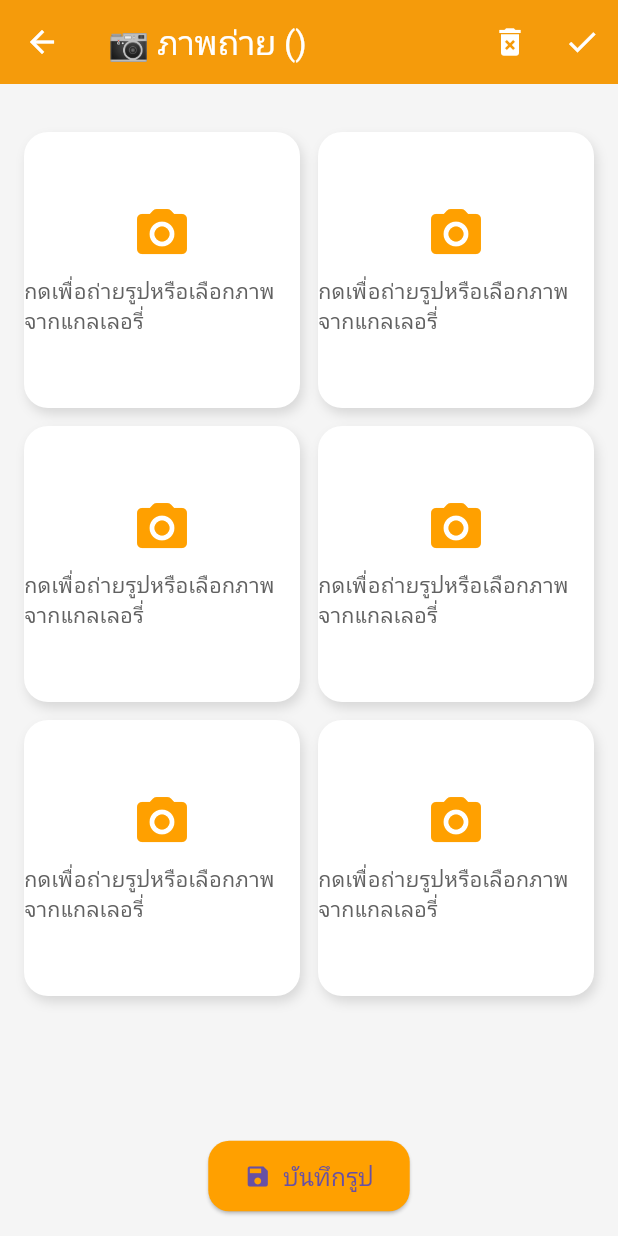
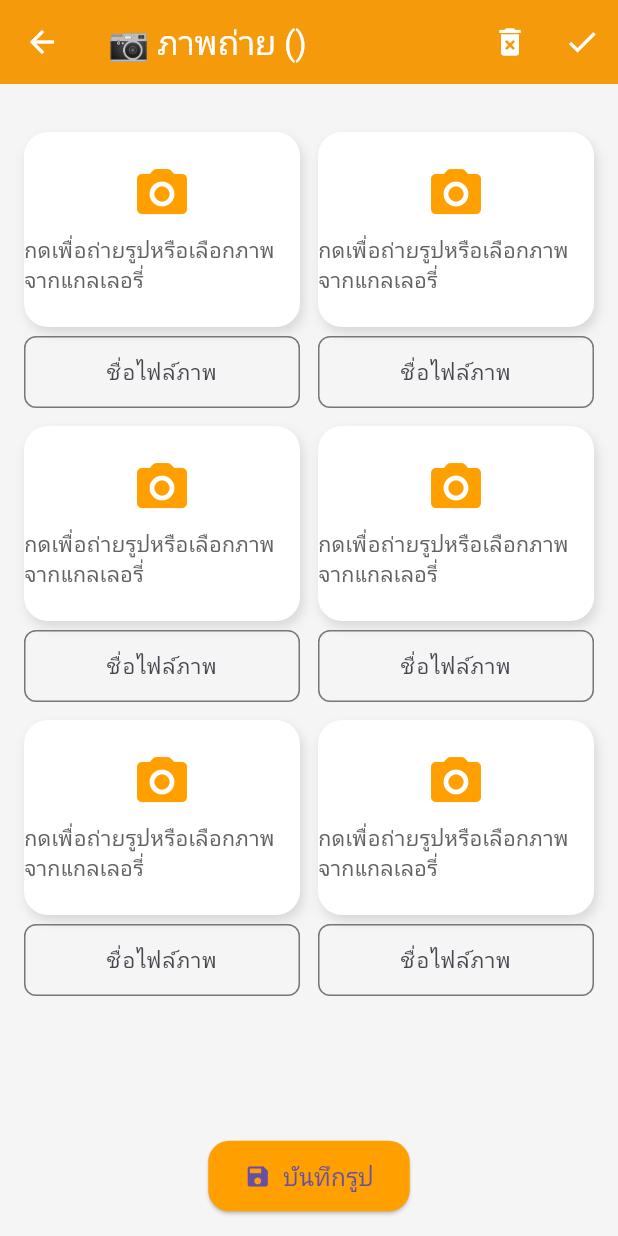
Before and after one commit to ArrayBitt/SYB_mobile, a Flutter app: the CameraGridPage screen opened directly with empty values, on a phone screen of 412 x 824 dp. Run offline on Flutter 3.47's test engine with Material 3 defaults, Android fonts, the phone set to English and light mode, and no system bars; our stand-ins replace google_fonts, image_picker, permission_handler, shared_preferences; missing offline and left inert: flutter_pdfview; accounts and stored records are empty; Roboto replaces fonts that are missing (Prompt).

Commit message:
updateapr19_time18.00

```diff
--- a/lib/states/cameraGridPage.dart
+++ b/lib/states/cameraGridPage.dart
@@ -1,4 +1,5 @@
 import 'dart:io';
+import 'dart:convert';
 import 'package:flutter/material.dart';
 import 'package:image_picker/image_picker.dart';
 import 'package:google_fonts/google_fonts.dart';
@@ -20,6 +21,10 @@ class CameraGridPage extends StatefulWidget {
 class _CameraGridPageState extends State<CameraGridPage> {
   final ImagePicker _picker = ImagePicker();
   List<File?> _imageFiles = List.generate(6, (index) => null);
+  List<TextEditingController> _textControllers = List.generate(
+    6,
+    (index) => TextEditingController(),
+  );
 
   @override
   void initState() {
@@ -101,6 +106,7 @@ class _CameraGridPageState extends State<CameraGridPage> {
 
     setState(() {
       _imageFiles[index] = null;
+      _textControllers[index].clear();
     });
   }
 
@@ -110,6 +116,7 @@ class _CameraGridPageState extends State<CameraGridPage> {
 
     setState(() {
       _imageFiles = List.generate(6, (index) => null);
+      _textControllers.forEach((controller) => controller.clear());
     });
   }
 
@@ -122,6 +129,8 @@ class _CameraGridPageState extends State<CameraGridPage> {
       if (imageFiles[i] != null) {
         var request = http.MultipartRequest('POST', uri);
         request.fields['contractno'] = widget.contractno;
+        request.fields['desc${String.fromCharCode(65 + i)}'] =
+            _textControllers[i].text;
 
         var pic = await http.MultipartFile.fromPath(
           'file${String.fromCharCode(65 + i)}',
@@ -133,9 +142,20 @@ class _CameraGridPageState extends State<CameraGridPage> {
         var response = await request.send();
 
         if (response.statusCode == 200) {
-          print('Image ${i + 1} uploaded successfully');
-        } else {
-          print('Failed to upload image ${i + 1}: ${response.statusCode}');
+          final respStr = await response.stream.bytesToString();
+          final decoded = json.decode(respStr);
+
+          if (decoded['status'] == 'success') {
+            final filename = decoded['file_name'];
+            if (filename != null && filename.isNotEmpty) {
+              setState(() {
+                _textControllers[i].text = filename;
+              });
+            }
+          }
+        }
+        else {
+          print('Failed to upload image ${i + 1}');
         }
       }
     }
@@ -158,12 +178,12 @@ class _CameraGridPageState extends State<CameraGridPage> {
           .then((_) {
             Navigator.pop(context, {
               'contractno': widget.contractno,
-              'pica': fileNames[0],
-              'picb': fileNames[1],
-              'picc': fileNames[2],
-              'picd': fileNames[3],
-              'pice': fileNames[4],
-              'picf': fileNames[5],
+              'pica': _textControllers[0].text,
+              'picb': _textControllers[1].text,
+              'picc': _textControllers[2].text,
+              'picd': _textControllers[3].text,
+              'pice': _textControllers[4].text,
+              'picf': _textControllers[5].text,
             });
           })
           .catchError((e) {
@@ -245,7 +265,10 @@ class _CameraGridPageState extends State<CameraGridPage> {
                 ),
                 itemBuilder: (context, index) {
                   final imageFile = _imageFiles[index];
-                  return GestureDetector(
+                  return Column(
+                    children: [
+                      Expanded(
+                        child: GestureDetector(
                           onTap: () {
                             showDialog(
                               context: context,
@@ -262,7 +285,10 @@ class _CameraGridPageState extends State<CameraGridPage> {
                                       ),
                                       TextButton(
                                         onPressed: () {
-                                    _pickImage(index, ImageSource.gallery);
+                                          _pickImage(
+                                            index,
+                                            ImageSource.gallery,
+                                          );
                                           Navigator.pop(context);
                                         },
                                         child: Text('เลือกจากแกลเลอรี่'),
@@ -277,7 +303,10 @@ class _CameraGridPageState extends State<CameraGridPage> {
                               color: Colors.white,
                               border:
                                   imageFile != null
-                                ? Border.all(color: Colors.green, width: 3)
+                                      ? Border.all(
+                                        color: Colors.green,
+                                        width: 3,
+                                      )
                                       : null,
                               boxShadow: [
                                 BoxShadow(
@@ -299,7 +328,8 @@ class _CameraGridPageState extends State<CameraGridPage> {
                                 if (imageFile == null)
                                   Center(
                                     child: Column(
-                                mainAxisAlignment: MainAxisAlignment.center,
+                                      mainAxisAlignment:
+                                          MainAxisAlignment.center,
                                       children: [
                                         Icon(
                                           Icons.camera_alt_rounded,
@@ -337,24 +367,6 @@ class _CameraGridPageState extends State<CameraGridPage> {
                                       ),
                                     ),
                                   ),
-                            Align(
-                              alignment: Alignment.bottomCenter,
-                              child: Container(
-                                width: double.infinity,
-                                padding: const EdgeInsets.symmetric(
-                                  vertical: 6,
-                                ),
-                                color: Colors.black54,
-                                child: Text(
-                                  'แตะอีกครั้งเพื่อถ่ายใหม่',
-                                  style: GoogleFonts.prompt(
-                                    color: Colors.white,
-                                    fontSize: 12,
-                                  ),
-                                  textAlign: TextAlign.center,
-                                ),
-                              ),
-                            ),
                                   Positioned(
                                     bottom: 8,
                                     left: 8,
@@ -368,6 +380,23 @@ class _CameraGridPageState extends State<CameraGridPage> {
                               ],
                             ),
                           ),
+                        ),
+                      ),
+                      SizedBox(height: 6),
+                      TextField(
+                        controller: _textControllers[index],
+                        readOnly: true,
+                        textAlign: TextAlign.center,
+                        style: GoogleFonts.prompt(fontSize: 14),
+                        decoration: InputDecoration(
+                          contentPadding: EdgeInsets.symmetric(vertical: 4),
+                          border: OutlineInputBorder(
+                            borderRadius: BorderRadius.circular(8),
+                          ),
+                          hintText: 'ชื่อไฟล์ภาพ',
+                        ),
+                      ),
+                    ],
                   );
                 },
               ),
```
Lines whose indentation alone changed are shown as unchanged.
